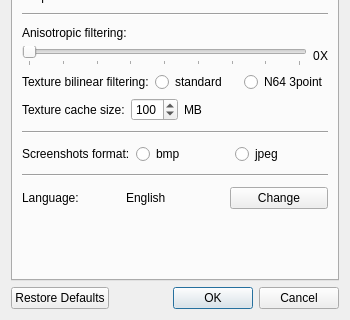
The window that GLidenUI/configDialog.ui (gonetz/GLideN64) describes before a commit, drawn with Qt 5; both pictures show x 0 to 350 and y 205 to 525 of the 350 by 525 pixel window.
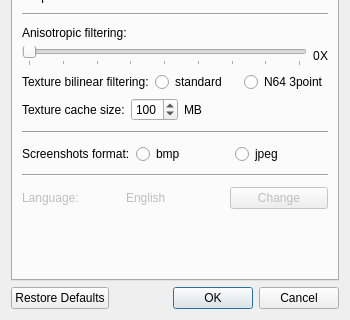
The same window after the commit. Icons and pictures are not drawn.

Commit message: Disable language selection controls for now.

The edit to the form file:
```diff
--- a/GLidenUI/configDialog.ui
+++ b/GLidenUI/configDialog.ui
@@ -524,6 +524,9 @@
           <layout class="QHBoxLayout" name="horizontalLayout_12">
            <item>
             <widget class="QLabel" name="label_15">
+             <property name="enabled">
+              <bool>false</bool>
+             </property>
              <property name="toolTip">
               <string>&lt;html&gt;&lt;head/&gt;&lt;body&gt;&lt;p&gt;&lt;span style=&quot; font-weight:600;&quot;&gt;Language select:&lt;/span&gt;&lt;/p&gt;&lt;p&gt;Press the button to invoke language selection dialog. Selected language will be activated after restart of the configuration dialog.&lt;/p&gt;&lt;/body&gt;&lt;/html&gt;</string>
              </property>
@@ -534,6 +537,9 @@
            </item>
            <item>
             <widget class="QLabel" name="label_14">
+             <property name="enabled">
+              <bool>false</bool>
+             </property>
              <property name="toolTip">
               <string>&lt;html&gt;&lt;head/&gt;&lt;body&gt;&lt;p&gt;&lt;span style=&quot; font-weight:600;&quot;&gt;Language select:&lt;/span&gt;&lt;/p&gt;&lt;p&gt;Press the button to invoke language selection dialog. Selected language will be activated after restart of the configuration dialog.&lt;/p&gt;&lt;/body&gt;&lt;/html&gt;</string>
              </property>
@@ -544,6 +550,9 @@
            </item>
            <item>
             <widget class="QPushButton" name="selectLangButton">
+             <property name="enabled">
+              <bool>false</bool>
+             </property>
              <property name="toolTip">
               <string>&lt;html&gt;&lt;head/&gt;&lt;body&gt;&lt;p&gt;&lt;span style=&quot; font-weight:600;&quot;&gt;Language select:&lt;/span&gt;&lt;/p&gt;&lt;p&gt;Press the button to invoke language selection dialog. Selected language will be activated after restart of the configuration dialog.&lt;/p&gt;&lt;/body&gt;&lt;/html&gt;</string>
              </property>
```
